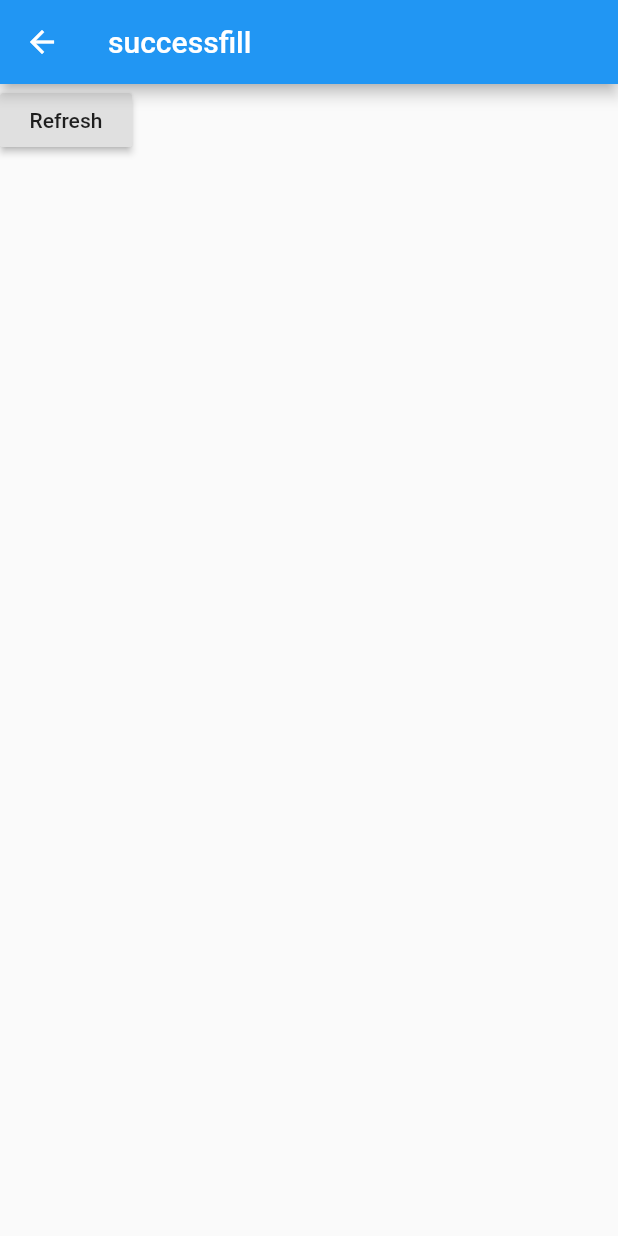
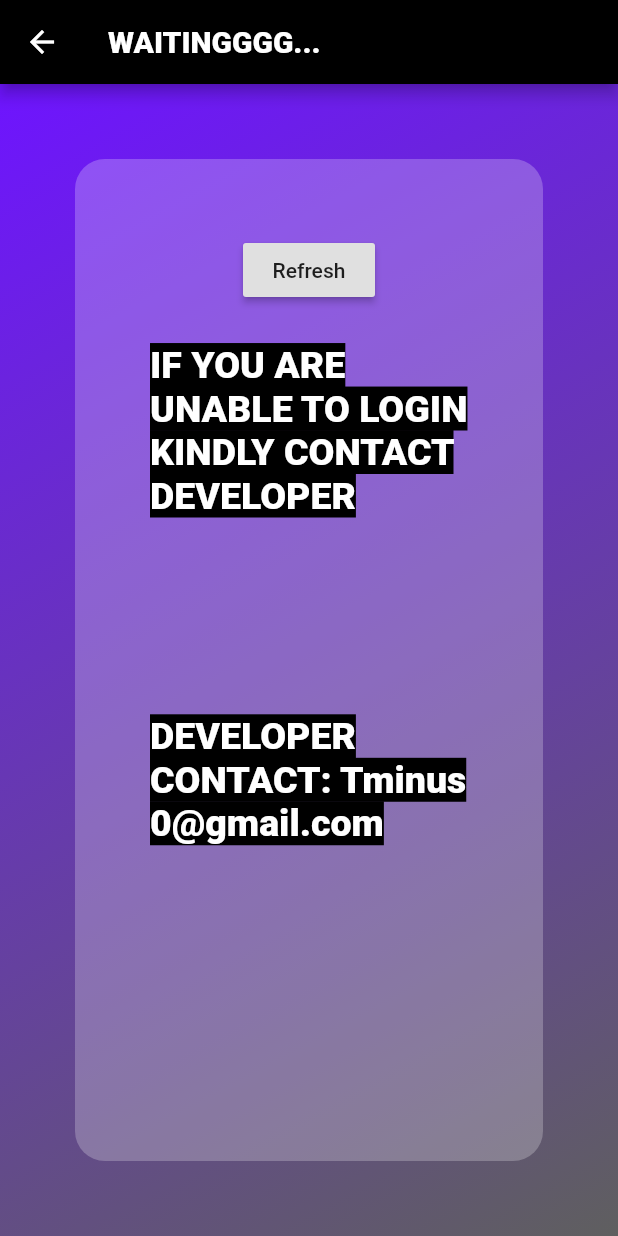
Before and after one commit to harsh-8989/Software-Eng.-project, a Flutter app: the Testpage screen opened directly, on a phone screen of 412 x 824 dp. Run offline on Flutter 3.47's test engine with Material 2 defaults, Android fonts, the phone set to English and light mode, and no system bars; our stand-ins replace cloud_firestore, firebase_auth; accounts and stored records are empty.

Commit message:
Update testingpage.dart

```diff
--- a/swe_flutter/flu/lib/testingpage.dart
+++ b/swe_flutter/flu/lib/testingpage.dart
@@ -26,17 +26,96 @@ class _TestpageState extends State<Testpage> {
   Widget build(BuildContext context) {
     return Scaffold(
       appBar: AppBar(
-        title: Text('successfill'),
-      ),
-      body: Container(
-        child: RaisedButton(
-          child: Text('Refresh'),
+        backgroundColor: Colors.black,
+        title: Text(
+          'WAITINGGGG...',
+          style: TextStyle(
+            fontWeight:FontWeight.w900,
+            backgroundColor: Colors.black,
+            color: Colors.white,
+          ),
 
-          onPressed: (){
-            check();
-          },
+
         ),
       ),
+      body:Stack(
+        children: [
+        Container(
+          decoration: BoxDecoration(
+              gradient: LinearGradient(
+                  begin: Alignment.topLeft,
+                  end: Alignment.bottomRight,
+                  colors: <Color>[
+                    Color(0xFF6E14FF),
+                    Color(0xFF5F5F5F)
+                  ])
+          ),
+        ),
+
+        Center(
+
+          child: Container(
+            padding: EdgeInsets.all(50.0),
+            margin: EdgeInsets.all(50.0),
+            width: 1000,
+            decoration: BoxDecoration(
+                color: Colors.white24,
+                borderRadius: BorderRadius.circular(20.0),
+            ),
+            child: Expanded(
+
+              child: Center(
+                child: Column(
+
+                  children: [
+
+
+
+                    RaisedButton(
+
+                      child: Text(
+                          'Refresh'
+                      ),
+
+                      onPressed: (){
+                        check();
+                      },
+                    ),
+                    SizedBox(
+                      height: 25,
+                    ),
+                    Expanded(
+
+                      child: Text(
+                        'IF YOU ARE UNABLE TO LOGIN KINDLY CONTACT DEVELOPER',
+                        style: TextStyle(
+                          fontSize: 25,
+                          fontWeight:FontWeight.w900,
+                          backgroundColor: Colors.black,
+                          color: Colors.white,
+                        ),
+                      ),
+                    ),
+
+                    Expanded(
+                      child: Text(
+                        'DEVELOPER CONTACT: Tminus0@gmail.com',
+                        style: TextStyle(
+                          fontSize: 25,
+                          fontWeight:FontWeight.w900,
+                          backgroundColor: Colors.black,
+                          color: Colors.white,
+                        ),
+                      ),
+                    ),
+                  ],
+                ),
+              )
+    ),
+    ),
+        ),
+    ],
+    ),
     );
   }
 }
```
